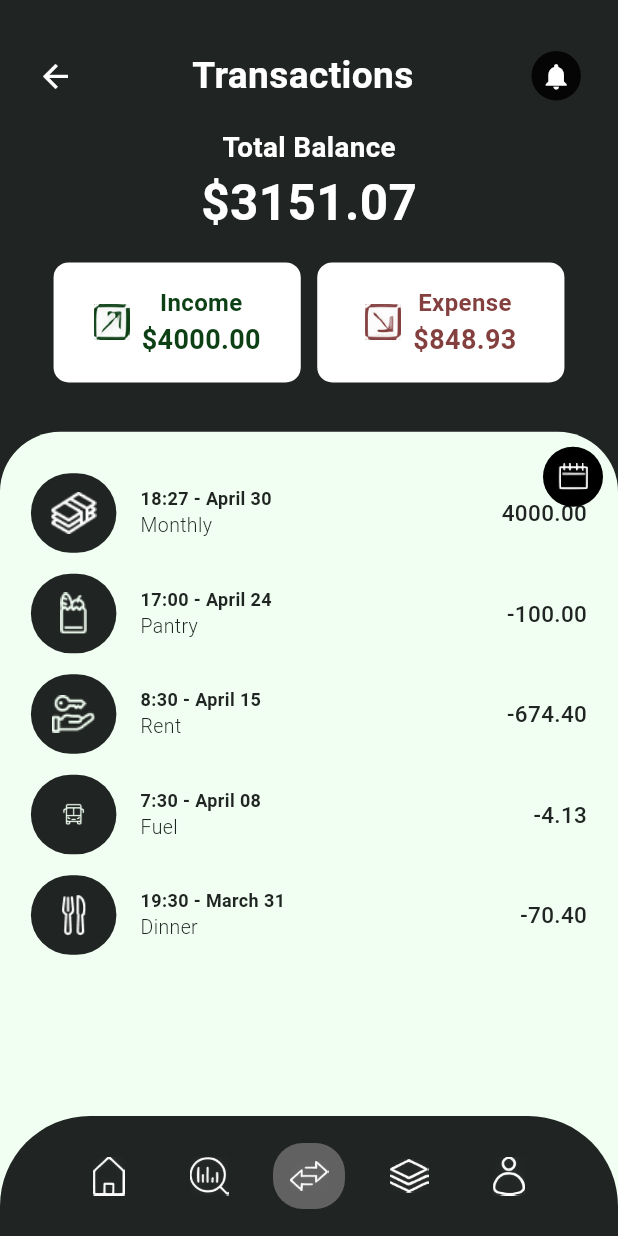
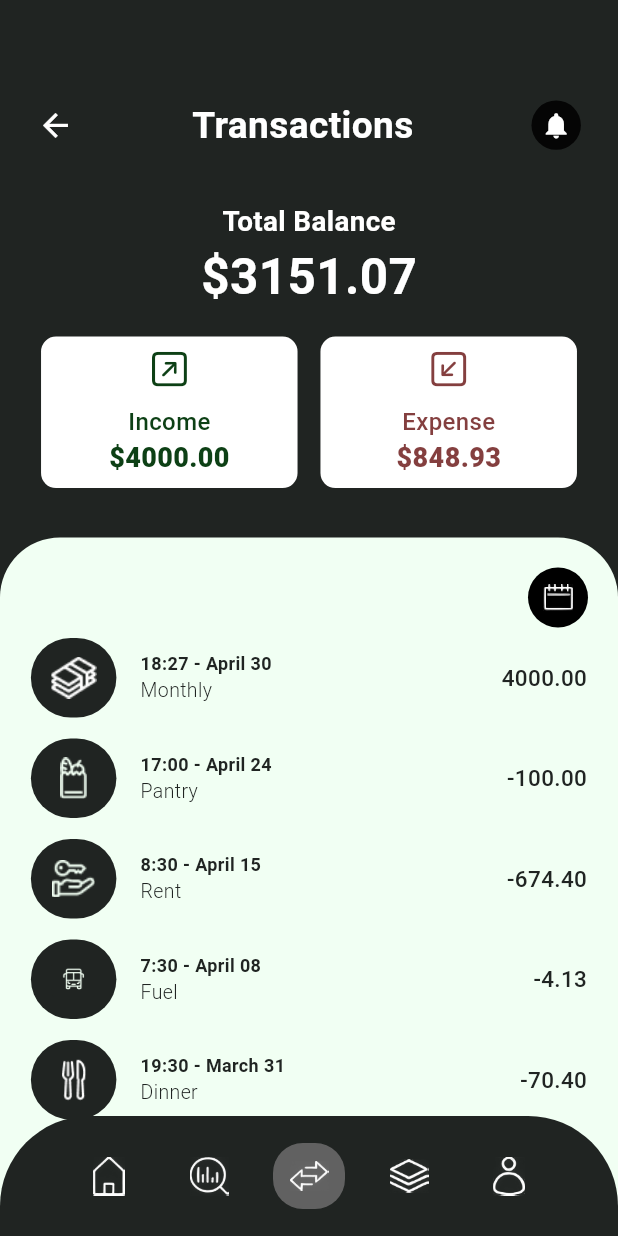
Before and after one commit to dyeafsnsein/SBMA, a Flutter app: the screen it shows after launch, item 3 of the bottom bar chosen, on a phone screen of 412 x 824 dp. Run offline on Flutter 3.47's test engine with Material 3 defaults, Android fonts, the light colour scheme and no system bars; our stand-ins replace fl_chart; Roboto replaces fonts that are missing (Poppins).

Commit message:
update to the category file

```diff
--- a/lib/pages/categories.dart
+++ b/lib/pages/categories.dart
@@ -137,8 +137,8 @@ class _CategoryState extends State<Category> {
                                   style: const TextStyle(
                                     fontFamily: 'Poppins',
                                     fontSize: 12,
-                                    color: Color(0xFFF1FFF3),
-                                    fontWeight: FontWeight.w400,
+                                    color: Colors.white,
+                                    fontWeight: FontWeight.w600,
                                   ),
                                 ),
                               ),
@@ -152,7 +152,7 @@ class _CategoryState extends State<Category> {
                                     fontSize: 13,
                                     fontWeight: FontWeight.w500,
                                     fontStyle: FontStyle.italic,
-                                    color: Colors.black,
+                                    color: Colors.white,
                                   ),
                                 ),
                               ),
--- a/lib/pages/transaction.dart
+++ b/lib/pages/transaction.dart
@@ -1,6 +1,7 @@
 import 'package:flutter/material.dart';
 import 'package:flutter/services.dart';
-import 'components/transaction_list.dart';
+import 'package:flutter/cupertino.dart';
+import 'components/transaction_list.dart'; // Import the TransactionList component
 import 'components/bottom_nav_bar.dart';
 import 'Notification.dart';
 import 'Home.dart';
@@ -162,9 +163,11 @@ class _TransactionsState extends State<Transactions> {
               children: [
                 Container(
                   color: const Color(0xFF202422),
-                  padding: EdgeInsets.symmetric(
-                    horizontal: screenWidth * 0.06,
-                    vertical: screenHeight * 0.04,
+                  padding: EdgeInsets.fromLTRB(
+                    screenWidth * 0.06,
+                    screenHeight * 0.08,
+                    screenWidth * 0.06,
+                    screenHeight * 0.04,
                   ),
                   child: Column(
                     crossAxisAlignment: CrossAxisAlignment.center,
@@ -225,7 +228,7 @@ class _TransactionsState extends State<Transactions> {
                           ),
                         ],
                       ),
-                      SizedBox(height: screenHeight * 0.02),
+                      SizedBox(height: screenHeight * 0.04),
                       Text(
                         'Total Balance',
                         style: TextStyle(
@@ -248,20 +251,23 @@ class _TransactionsState extends State<Transactions> {
                       Row(
                         mainAxisAlignment: MainAxisAlignment.spaceEvenly,
                         children: [
-                          _buildBalanceBox(
+                          Flexible(
+                            child: _buildIncomeExpenseBox(
+                              icon: CupertinoIcons.arrow_up_right_square,
                               title: 'Income',
                               amount: '\$${_totalIncome.toStringAsFixed(2)}',
                               color: const Color(0xFF0D4015),
-                            width: screenWidth * 0.4,
-                            icon: 'lib/pages/assets/Income.png',
                             ),
-                          _buildBalanceBox(
+                          ),
+                          SizedBox(width: 10),
+                          Flexible(
+                            child: _buildIncomeExpenseBox(
+                              icon: CupertinoIcons.arrow_down_left_square,
                               title: 'Expense',
                               amount:
                                   '\$${_totalExpense.abs().toStringAsFixed(2)}',
                               color: const Color(0xFF843F3F),
-                            width: screenWidth * 0.4,
-                            icon: 'lib/pages/assets/Expense.png',
+                            ),
                           ),
                         ],
                       ),
@@ -280,12 +286,17 @@ class _TransactionsState extends State<Transactions> {
                     child: Stack(
                       children: [
                         Padding(
-                          padding: EdgeInsets.all(screenWidth * 0.05),
+                          padding: EdgeInsets.only(
+                            top: 60,
+                            left: screenWidth * 0.05,
+                            right: screenWidth * 0.05,
+                            bottom: screenWidth * 0.05,
+                          ),
                           child: TransactionList(transactions: _transactions),
                         ),
                         Positioned(
-                          top: 10,
-                          right: 10,
+                          top: 20,
+                          right: 20,
                           child: GestureDetector(
                             onTap: _pickDateRange,
                             child: Container(
@@ -322,47 +333,39 @@ class _TransactionsState extends State<Transactions> {
     );
   }
 
-  Widget _buildBalanceBox({
+  Widget _buildIncomeExpenseBox({
+    required IconData icon,
     required String title,
     required String amount,
     required Color color,
-    required double width,
-    required String icon,
   }) {
     return Container(
-      width: width,
-      height: 80,
+      width: 171,
+      height: 101,
       decoration: BoxDecoration(
         color: Colors.white,
         borderRadius: BorderRadius.circular(10),
       ),
-      child: Row(
+      child: Column(
         mainAxisAlignment: MainAxisAlignment.center,
         children: [
-          Image.asset(icon, width: 24, height: 24, color: color),
-          const SizedBox(width: 8),
-          Column(
-            mainAxisAlignment: MainAxisAlignment.center,
-            children: [
+          Icon(icon, size: 30, color: color),
+          SizedBox(height: 8),
           Text(
             title,
             style: TextStyle(
-                  fontFamily: 'Poppins',
+              color: color,
               fontSize: 16,
-                  fontWeight: FontWeight.w600,
-                  color: color,
+              fontWeight: FontWeight.w500,
             ),
           ),
           Text(
             amount,
             style: TextStyle(
-                  fontFamily: 'Poppins',
+              color: color,
               fontSize: 18,
-                  fontWeight: FontWeight.w700,
-                  color: color,
+              fontWeight: FontWeight.w800,
             ),
-              ),
-            ],
           ),
         ],
       ),
```
Also changed, not shown: lib/pages/components/transaction_list.dart (+6 -2 lines). Lines whose indentation alone changed are shown as unchanged.
